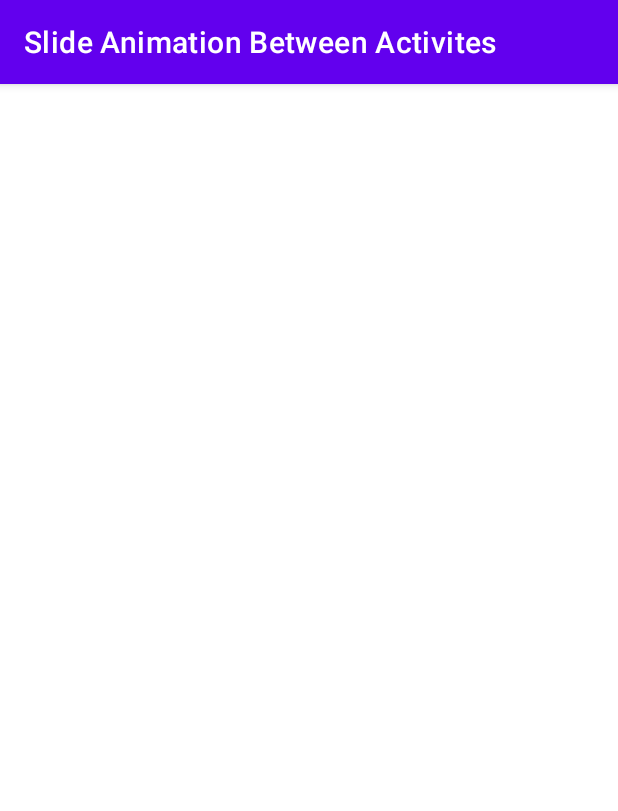
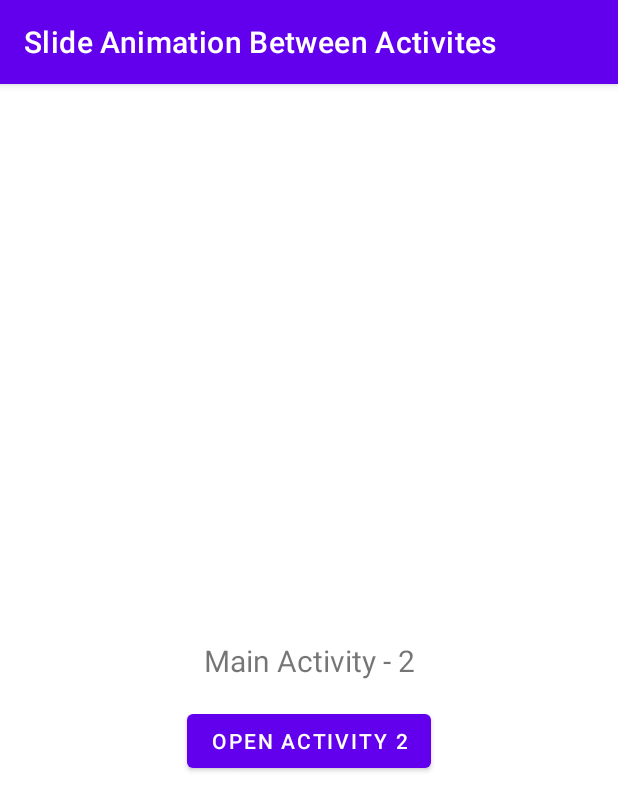
Before and after one commit to luisfernandomgrs/forDummiesSlideAnimationBetweenActivities, an Android app: the Activity2 screen opened directly, with no data from a screen before it, on a phone screen of 412 x 824 dp. Shown: the top 811 px of the screen. Run offline under Robolectric (Android 15) with nearby library versions, the phone set to English and light mode, and no system bars.

Commit message:
Activities layouts

```diff
--- a/app/src/main/res/layout/activity_2.xml
+++ b/app/src/main/res/layout/activity_2.xml
@@ -6,4 +6,25 @@
     android:layout_height="match_parent"
     tools:context=".Activity2">
 
+    <TextView
+        android:id="@+id/text_view"
+        android:layout_width="wrap_content"
+        android:layout_height="wrap_content"
+        android:text="Main Activity - 2"
+        android:textSize="20sp"
+        app:layout_constraintBottom_toBottomOf="parent"
+        app:layout_constraintEnd_toEndOf="parent"
+        app:layout_constraintStart_toStartOf="parent"
+        app:layout_constraintTop_toTopOf="parent" />
+
+    <Button
+        android:id="@+id/button_open_activity3"
+        android:layout_width="wrap_content"
+        android:layout_height="wrap_content"
+        android:text="Open Activity 2"
+        android:layout_marginTop="16dp"
+        app:layout_constraintTop_toBottomOf="@+id/text_view"
+        app:layout_constraintStart_toStartOf="parent"
+        app:layout_constraintEnd_toEndOf="parent"/>
+
 </androidx.constraintlayout.widget.ConstraintLayout>
```
Also changed, not shown: app/src/main/res/layout/activity_3.xml (+10 -0 lines).
